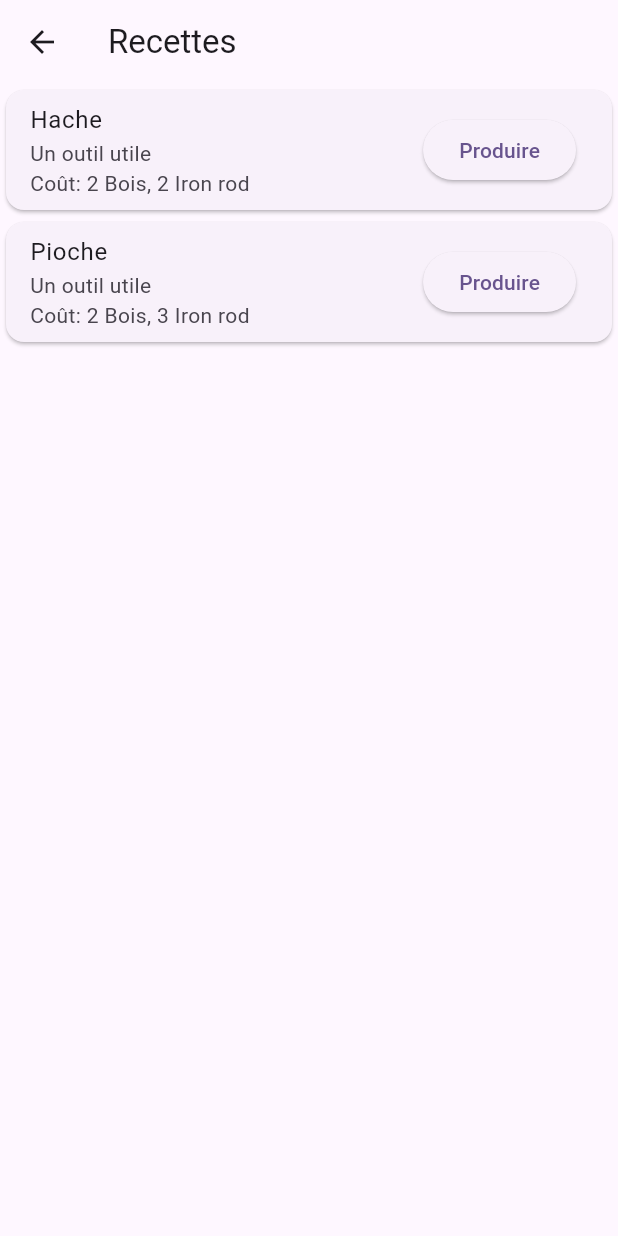
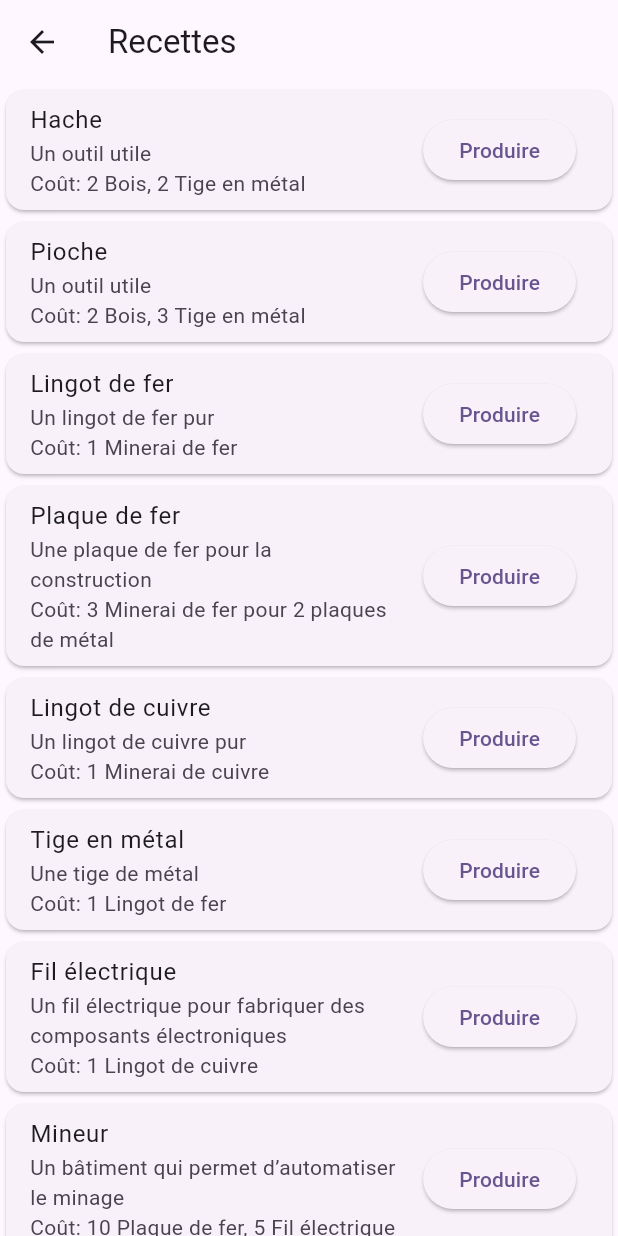
Before and after one commit to Vlallican/projet_clicker, a Flutter app: the RecettesPage screen opened directly, on a phone screen of 412 x 824 dp. Run offline on Flutter 3.47's test engine with Material 3 defaults, Android fonts, the light colour scheme and no system bars.

Commit message:
le projet

```diff
--- a/lib/main.dart
+++ b/lib/main.dart
@@ -1,4 +1,7 @@
 import 'package:flutter/material.dart';
+import 'navigation.dart';
+import 'ressources.dart';
+import 'inventaire.dart';
 
 void main() {
   runApp(const MyApp());
@@ -7,7 +10,6 @@
 class MyApp extends StatelessWidget {
   const MyApp({super.key});
 
-  // This widget is the root of your application.
   @override
   Widget build(BuildContext context) {
     return MaterialApp(
@@ -16,11 +18,10 @@
         colorScheme: ColorScheme.fromSeed(seedColor: Colors.deepPurple),
         useMaterial3: true,
       ),
-      home: const MyHomePage(title: 'Ressources'),
+      home: const NavigationPage(), // Utilisation de NavigationPage
     );
   }
 }
-
 class MyHomePage extends StatefulWidget {
   const MyHomePage({super.key, required this.title});
 
@@ -31,6 +32,7 @@
 }
 
 class _MyHomePageState extends State<MyHomePage> {
+  var resources = RessourcesManager().resources;
 
   @override
   Widget build(BuildContext context) {
@@ -38,139 +40,20 @@
       appBar: AppBar(
         backgroundColor: Theme.of(context).colorScheme.inversePrimary,
         title: Text(widget.title),
-        actions: <Widget>[
-          IconButton(
-            icon: const Icon(Icons.book),
-            onPressed: () {
-              Navigator.push(
-                context,
-                MaterialPageRoute(builder: (context) => const RecettesPage()),
-              );
-            },
-          ),
-        ],
       ),
       body: GridView.count(
         crossAxisCount: 4,
-        children: const <Widget>[
-          Ressource(couleur: Color(0xffb967969), nom: 'Bois'),
-          Ressource(couleur: Color(0xffbced4da), nom: 'Minerai de fer'),
-          Ressource(couleur: Color(0xffbd9480f), nom: 'Minerai de cuivre'),
-          Ressource(couleur: Color(0xFF000000), nom: 'Charbon'),
+        children: <Widget>[
+          Ressources(couleur: Color(0xffb967969), nom: 'Bois', resources: resources),
+          Ressources(couleur: Color(0xffbced4da), nom: 'Minerai de fer', resources: resources),
+          Ressources(couleur: Color(0xffbd9480f), nom: 'Minerai de cuivre', resources: resources),
+          if (InventaireManager.inventaire['Lingot de fer'] != null &&
+              InventaireManager.inventaire['Lingot de fer']! >= 1000 &&
+              InventaireManager.inventaire['Lingot de cuivre'] != null &&
+              InventaireManager.inventaire['Lingot de cuivre']! >= 1000)
+            Ressources(couleur: Color(0xFF000000), nom: 'Charbon', resources: resources),
         ],
       ),
     );
   }
 }
-
-class Ressource extends StatefulWidget {
-  final Color couleur; // Couleur du carré
-  final String nom; // Nom du carré
-
-  const Ressource({Key? key, required this.couleur, required this.nom}) : super(key: key);
-
-  @override
-  _RessourceState createState() => _RessourceState();
-}
-
-class _RessourceState extends State<Ressource> {
-  int quantite = 0; // Quantité de ressource récoltée
-
-  void _incrementerRessource() {
-    setState(() {
-      quantite++;
-    });
-  }
-
-  @override
-  Widget build(BuildContext context) {
-    return Container(
-      margin: const EdgeInsets.all(8),
-      decoration: BoxDecoration(
-        color: widget.couleur,
-        borderRadius: BorderRadius.circular(10),
-      ),
-      child: Column(
-        mainAxisAlignment: MainAxisAlignment.center,
-        children: <Widget>[
-          Text(
-            widget.nom,
-            style: const TextStyle(color: Colors.white, fontWeight: FontWeight.bold),
-          ),
-          Text(
-            'Quantité: $quantite',
-            style: const TextStyle(color: Colors.white),
-          ),
-          ElevatedButton(
-            onPressed: _incrementerRessource,
-            child: const Text('Miner'),
-          ),
-        ],
-      ),
-    );
-  }
-}
-
-class Recette {
-  final String nom;
-  final String cout;
-  final String gameplay;
-  final String type;
-  final String description;
-
-  Recette({
-    required this.nom,
-    required this.cout,
-    required this.gameplay,
-    required this.type,
-    required this.description,
-  });
-}
-
-List<Recette> recettes = [
-  Recette(
-    nom: 'Hache',
-    cout: '2 Bois, 2 Iron rod',
-    gameplay: 'Récolter le bois 3 par 3',
-    type: 'Outil',
-    description: 'Un outil utile',
-  ),
-  Recette(
-    nom: 'Pioche',
-    cout: '2 Bois, 3 Iron rod',
-    gameplay: 'Récolter les minerais 5 par 5',
-    type: 'Outil',
-    description: 'Un outil utile',
-  ),
-  // Ajoutez plus de recettes ici en suivant le même format
-];
-class RecettesPage extends StatelessWidget {
-  const RecettesPage({Key? key}) : super(key: key);
-
-  @override
-  Widget build(BuildContext context) {
-    return Scaffold(
-      appBar: AppBar(
-        title: const Text('Recettes'),
-      ),
-      body: ListView.builder(
-        itemCount: recettes.length,
-        itemBuilder: (BuildContext context, int index) {
-          final recette = recettes[index];
-          return Card(
-            child: ListTile(
-              title: Text(recette.nom),
-              subtitle: Text('${recette.description}\nCoût: ${recette.cout}'),
-              trailing: ElevatedButton(
-                onPressed: () {
-                  // Logic to produce the item (to be implemented)
-                },
-                child: const Text('Produire'),
-              ),
-            ),
-          );
-        },
-      ),
-    );
-  }
-}
--- /dev/null
+++ b/lib/recettes.dart
@@ -0,0 +1,89 @@
+
+import 'dart:convert';
+import 'package:flutter/material.dart';
+import 'package:flutter/services.dart' show rootBundle;
+
+import 'inventaire.dart';
+
+class Recette {
+  final String nom;
+  final String cout;
+  final String gameplay;
+  final String type;
+  final String description;
+
+  Recette({
+    required this.nom,
+    required this.cout,
+    required this.gameplay,
+    required this.type,
+    required this.description,
+  });
+
+  factory Recette.fromJson(Map<String, dynamic> jsonData) {
+    return Recette(
+      nom: jsonData['nom'] as String,
+      cout: jsonData['cout'] as String,
+      gameplay: jsonData['gameplay'] as String,
+      type: jsonData['type'] as String,
+      description: jsonData['description'] as String,
+    );
+  }
+}
+
+class RecettesPage extends StatefulWidget {
+  const RecettesPage({Key? key}) : super(key: key);
+
+  @override
+  _RecettesPageState createState() => _RecettesPageState();
+}
+
+class _RecettesPageState extends State<RecettesPage> {
+  List<Recette> recettes = [];
+
+  @override
+  void initState() {
+    super.initState();
+    loadRecettes();
+  }
+
+  Future<void> loadRecettes() async {
+    try {
+      final String response = await rootBundle.loadString('lib/recettes.json');
+      final data = await json.decode(response);
+      setState(() {
+        recettes = (data['recettes'] as List).map((i) => Recette.fromJson(i)).toList();
+      });
+    } catch (e) {
+      print('Erreur de chargement des recettes: $e');
+    }
+  }
+
+  @override
+  Widget build(BuildContext context) {
+
+    return Scaffold(
+      appBar: AppBar(
+        title: const Text('Recettes'),
+      ),
+      body: ListView.builder(
+        itemCount: recettes.length,
+        itemBuilder: (BuildContext context, int index) {
+          final recette = recettes[index];
+          return Card(
+            child: ListTile(
+              title: Text(recette.nom ?? 'Nom inconnu'),
+              subtitle: Text('${recette.description ?? 'Pas de description'}\nCoût: ${recette.cout ?? 'Coût inconnu'}'),
+              trailing: ElevatedButton(
+                onPressed: () {
+                  InventaireManager.ajouterRecette(recette.nom);
+                }, // Le bouton est désactivé par défaut
+                child: const Text('Produire'),
+              ),
+            ),
+          );
+        },
+      ),
+    );
+  }
+}
--- /dev/null
+++ b/lib/recettes.json
@@ -0,0 +1,67 @@
+{
+  "recettes": [
+    {
+      "nom": "Hache",
+      "cout": "2 Bois, 2 Tige en métal",
+      "gameplay": "Récolter le bois 3 par 3",
+      "type": "Outil",
+      "description": "Un outil utile"
+    },
+    {
+      "nom": "Pioche",
+      "cout": "2 Bois, 3 Tige en métal",
+      "gameplay": "Récolter les minerais 5 par 5",
+      "type": "Outil",
+      "description": "Un outil utile"
+    },
+    {
+      "nom": "Lingot de fer",
+      "cout": "1 Minerai de fer",
+      "gameplay": "Débloque d’autres recettes",
+      "type": "Matériau",
+      "description": "Un lingot de fer pur"
+    },
+    {
+      "nom": "Plaque de fer",
+      "cout": "3 Minerai de fer pour 2 plaques de métal",
+      "gameplay": "Débloque d’autres recettes",
+      "type": "Matériau",
+      "description": "Une plaque de fer pour la construction"
+    },
+    {
+      "nom": "Lingot de cuivre",
+      "cout": "1 Minerai de cuivre",
+      "gameplay": "Débloque d’autres recettes",
+      "type": "Matériau",
+      "description": "Un lingot de cuivre pur"
+    },
+    {
+      "nom": "Tige en métal",
+      "cout": "1 Lingot de fer",
+      "gameplay": "Débloque d’autres recettes",
+      "type": "Matériau",
+      "description": "Une tige de métal"
+    },
+    {
+      "nom": "Fil électrique",
+      "cout": "1 Lingot de cuivre",
+      "gameplay": "Débloque d’autres recettes",
+      "type": "Composant",
+      "description": "Un fil électrique pour fabriquer des composants électroniques"
+    },
+    {
+      "nom": "Mineur",
+      "cout": "10 Plaque de fer, 5 Fil électrique",
+      "gameplay": "Permet d’extraire automatiquement du minerai de fer ou cuivre",
+      "type": "Bâtiment",
+      "description": "Un bâtiment qui permet d’automatiser le minage"
+    },
+    {
+      "nom": "Fonderie",
+      "cout": "5 Fil électrique, 8 Tige en métal",
+      "gameplay": "Permet de transformer automatiquement du minerai de fer ou cuivre en lingot de fer ou cuivre",
+      "type": "Bâtiment",
+      "description": "Un bâtiment qui permet d’automatiser la production"
+    }
+  ]
+}
--- a/pubspec.yaml
+++ b/pubspec.yaml
@@ -31,7 +31,6 @@ dependencies:
   flutter:
     sdk: flutter
 
-
   # The following adds the Cupertino Icons font to your application.
   # Use with the CupertinoIcons class for iOS style icons.
   cupertino_icons: ^1.0.2
@@ -57,7 +56,8 @@ flutter:
   # included with your application, so that you can use the icons in
   # the material Icons class.
   uses-material-design: true
-
+  assets:
+    - lib/recettes.json
   # To add assets to your application, add an assets section, like this:
   # assets:
   #   - images/a_dot_burr.jpeg
```
Also changed, not shown: lib/inventaire.dart (added, +76 -0 lines), lib/navigation.dart (added, +53 -0 lines), lib/ressources.dart (added, +71 -0 lines), pubspec.lock, 1 other file.
